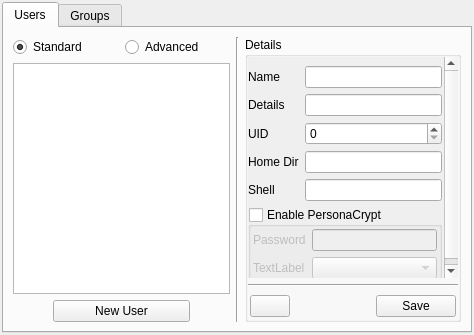
This is src-qt5/gui_client/pages/page_users.ui in trueos/sysadm-ui-qt as Qt 5 draws it before an edit. The edited form follows.
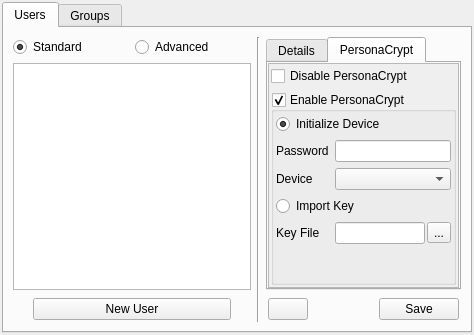
This is the edited form. The open tabs and pages were chosen to show the change. Icons and pictures are not drawn.

Commit message: A few tweaks to the sysadm client: 1) Do not "hide" messages unless the clear all option is clicked - just lower the priority as needed to stop notification. 2) Remove the "Connected" message - instead have it simple clear any associated "disconnect" message. 3) Adjust the visibility of a few items on the update manager page - ensure the proper notices are visible at the right times.

What changed in the file:
```diff
--- a/src-qt5/gui_client/pages/page_users.ui
+++ b/src-qt5/gui_client/pages/page_users.ui
@@ -39,37 +39,27 @@
       <attribute name="title">
        <string>Users</string>
       </attribute>
-      <layout class="QGridLayout" name="gridLayout_2" columnstretch="1,0,1">
-       <item row="1" column="0">
-        <widget class="QListWidget" name="listWidget">
+      <layout class="QGridLayout" name="gridLayout_2">
+       <item row="0" column="0">
+        <layout class="QHBoxLayout" name="horizontalLayout">
+         <item>
+          <widget class="QRadioButton" name="radio_standard">
          <property name="sizePolicy">
-          <sizepolicy hsizetype="Preferred" vsizetype="Expanding">
+            <sizepolicy hsizetype="Preferred" vsizetype="Fixed">
            <horstretch>0</horstretch>
            <verstretch>0</verstretch>
           </sizepolicy>
          </property>
-        </widget>
-       </item>
-       <item row="2" column="0">
-        <layout class="QHBoxLayout" name="horizontalLayout_3">
-         <item>
-          <spacer name="horizontalSpacer_2">
-           <property name="orientation">
-            <enum>Qt::Horizontal</enum>
+           <property name="text">
+            <string>Standard</string>
            </property>
-           <property name="sizeType">
-            <enum>QSizePolicy::Preferred</enum>
+           <property name="checked">
+            <bool>true</bool>
            </property>
-           <property name="sizeHint" stdset="0">
-            <size>
-             <width>40</width>
-             <height>20</height>
-            </size>
-           </property>
-          </spacer>
+          </widget>
          </item>
          <item>
-          <widget class="QPushButton" name="push_user_new">
+          <widget class="QRadioButton" name="radio_adv">
            <property name="sizePolicy">
             <sizepolicy hsizetype="Preferred" vsizetype="Fixed">
              <horstretch>0</horstretch>
@@ -77,7 +67,7 @@
             </sizepolicy>
            </property>
            <property name="text">
-            <string>New User</string>
+            <string>Advanced</string>
            </property>
            <property name="icon">
             <iconset resource="../../icons/icons.qrc">
@@ -85,36 +75,25 @@
            </property>
           </widget>
          </item>
-         <item>
-          <spacer name="horizontalSpacer_3">
-           <property name="orientation">
-            <enum>Qt::Horizontal</enum>
-           </property>
-           <property name="sizeType">
-            <enum>QSizePolicy::Preferred</enum>
-           </property>
-           <property name="sizeHint" stdset="0">
-            <size>
-             <width>40</width>
-             <height>20</height>
-            </size>
-           </property>
-          </spacer>
-         </item>
         </layout>
        </item>
-       <item row="0" column="2" rowspan="3">
-        <widget class="QGroupBox" name="groupBox">
-         <property name="sizePolicy">
-          <sizepolicy hsizetype="Expanding" vsizetype="Preferred">
-           <horstretch>0</horstretch>
-           <verstretch>0</verstretch>
-          </sizepolicy>
+       <item row="0" column="1" rowspan="3">
+        <widget class="Line" name="line">
+         <property name="orientation">
+          <enum>Qt::Vertical</enum>
          </property>
-         <property name="title">
+        </widget>
+       </item>
+       <item row="0" column="2" rowspan="2">
+        <widget class="QTabWidget" name="tabWidget_2">
+         <property name="currentIndex">
+          <number>0</number>
+         </property>
+         <widget class="QWidget" name="tab_user_details">
+          <attribute name="title">
           <string>Details</string>
-         </property>
-         <layout class="QVBoxLayout" name="verticalLayout">
+          </attribute>
+          <layout class="QVBoxLayout" name="verticalLayout_2">
           <property name="leftMargin">
            <number>0</number>
           </property>
@@ -140,29 +119,45 @@
               <rect>
                <x>0</x>
                <y>0</y>
-               <width>196</width>
-               <height>259</height>
+                <width>189</width>
+                <height>213</height>
               </rect>
              </property>
              <layout class="QFormLayout" name="formLayout_2">
+               <property name="labelAlignment">
+                <set>Qt::AlignRight|Qt::AlignTrailing|Qt::AlignVCenter</set>
+               </property>
               <property name="leftMargin">
-               <number>0</number>
+                <number>2</number>
+               </property>
+               <property name="topMargin">
+                <number>2</number>
               </property>
               <property name="rightMargin">
                <number>2</number>
               </property>
               <property name="bottomMargin">
-               <number>0</number>
+                <number>2</number>
               </property>
               <item row="0" column="0">
                <widget class="QLabel" name="label">
                 <property name="text">
-                 <string>Name</string>
+                  <string>User Name</string>
                 </property>
                </widget>
               </item>
               <item row="0" column="1">
-               <widget class="QLineEdit" name="lineEdit"/>
+                <widget class="QLineEdit" name="line_user_name"/>
+               </item>
+               <item row="1" column="0">
+                <widget class="QLabel" name="label_2">
+                 <property name="text">
+                  <string>Full Name</string>
+                 </property>
+                </widget>
+               </item>
+               <item row="1" column="1">
+                <widget class="QLineEdit" name="line_user_comment"/>
               </item>
               <item row="2" column="0">
                <widget class="QLabel" name="label_3">
@@ -171,28 +166,84 @@
                 </property>
                </widget>
               </item>
-              <item row="1" column="0">
-               <widget class="QLabel" name="label_2">
-                <property name="text">
-                 <string>Details</string>
-                </property>
-               </widget>
+               <item row="2" column="1">
+                <widget class="QSpinBox" name="spin_user_uid"/>
               </item>
               <item row="3" column="0">
                <widget class="QLabel" name="label_4">
                 <property name="text">
-                 <string>Home Dir</string>
+                  <string>Home Dir Path</string>
                 </property>
                </widget>
               </item>
               <item row="4" column="0">
                <widget class="QLabel" name="label_5">
                 <property name="text">
-                 <string>Shell</string>
+                  <string>Shell Path</string>
                 </property>
                </widget>
               </item>
-              <item row="5" column="0" colspan="2">
+               <item row="4" column="1">
+                <widget class="QLineEdit" name="line_user_shell"/>
+               </item>
+              </layout>
+             </widget>
+            </widget>
+           </item>
+          </layout>
+         </widget>
+         <widget class="QWidget" name="tab_4">
+          <attribute name="title">
+           <string>PersonaCrypt</string>
+          </attribute>
+          <layout class="QVBoxLayout" name="verticalLayout">
+           <property name="leftMargin">
+            <number>0</number>
+           </property>
+           <property name="topMargin">
+            <number>0</number>
+           </property>
+           <property name="rightMargin">
+            <number>0</number>
+           </property>
+           <property name="bottomMargin">
+            <number>0</number>
+           </property>
+           <item>
+            <widget class="QScrollArea" name="scrollArea_2">
+             <property name="widgetResizable">
+              <bool>true</bool>
+             </property>
+             <widget class="QWidget" name="scrollAreaWidgetContents_2">
+              <property name="geometry">
+               <rect>
+                <x>0</x>
+                <y>-20</y>
+                <width>182</width>
+                <height>217</height>
+               </rect>
+              </property>
+              <layout class="QVBoxLayout" name="verticalLayout_3">
+               <property name="leftMargin">
+                <number>2</number>
+               </property>
+               <property name="topMargin">
+                <number>2</number>
+               </property>
+               <property name="rightMargin">
+                <number>2</number>
+               </property>
+               <property name="bottomMargin">
+                <number>2</number>
+               </property>
+               <item>
+                <widget class="QCheckBox" name="checkBox">
+                 <property name="text">
+                  <string>Disable PersonaCrypt</string>
+                 </property>
+                </widget>
+               </item>
+               <item>
                <widget class="QGroupBox" name="group_user_initPC">
                 <property name="title">
                  <string>Enable PersonaCrypt</string>
@@ -201,7 +252,7 @@
                  <bool>true</bool>
                 </property>
                 <property name="checked">
-                 <bool>false</bool>
+                  <bool>true</bool>
                 </property>
                 <layout class="QFormLayout" name="formLayout">
                  <property name="leftMargin">
@@ -216,53 +267,142 @@
                  <property name="bottomMargin">
                   <number>2</number>
                  </property>
-                 <item row="0" column="0">
+                  <item row="1" column="0">
                   <widget class="QLabel" name="label_6">
                    <property name="text">
                     <string>Password</string>
                    </property>
                   </widget>
                  </item>
-                 <item row="0" column="1">
+                  <item row="1" column="1">
                   <widget class="QLineEdit" name="lineEdit_2"/>
                  </item>
-                 <item row="1" column="0">
+                  <item row="2" column="0">
                   <widget class="QLabel" name="label_7">
                    <property name="text">
-                    <string>TextLabel</string>
+                     <string>Device</string>
                    </property>
                   </widget>
                  </item>
-                 <item row="1" column="1">
+                  <item row="2" column="1">
                   <widget class="QComboBox" name="comboBox"/>
                  </item>
-                </layout>
+                  <item row="0" column="0" colspan="2">
+                   <widget class="QRadioButton" name="radioButton">
+                    <property name="text">
+                     <string>Initialize Device</string>
+                    </property>
+                    <property name="checked">
+                     <bool>true</bool>
+                    </property>
+                   </widget>
+                  </item>
+                  <item row="3" column="0" colspan="2">
+                   <widget class="QRadioButton" name="radioButton_2">
+                    <property name="text">
+                     <string>Import Key</string>
+                    </property>
+                   </widget>
+                  </item>
+                  <item row="4" column="0">
+                   <widget class="QLabel" name="label_8">
+                    <property name="text">
+                     <string>Key File</string>
+                    </property>
                </widget>
               </item>
               <item row="4" column="1">
-               <widget class="QLineEdit" name="lineEdit_3"/>
-              </item>
-              <item row="3" column="1">
-               <widget class="QLineEdit" name="lineEdit_4"/>
-              </item>
-              <item row="2" column="1">
-               <widget class="QSpinBox" name="spinBox"/>
-              </item>
-              <item row="1" column="1">
-               <widget class="QLineEdit" name="lineEdit_5"/>
+                   <layout class="QHBoxLayout" name="horizontalLayout_4">
+                    <property name="spacing">
+                     <number>2</number>
+                    </property>
+                    <item>
+                     <widget class="QLineEdit" name="lineEdit"/>
+                    </item>
+                    <item>
+                     <widget class="QToolButton" name="tool_find_PCkeyfile">
+                      <property name="text">
+                       <string>...</string>
+                      </property>
+                     </widget>
+                    </item>
+                   </layout>
+                  </item>
+                 </layout>
+                </widget>
               </item>
              </layout>
             </widget>
            </widget>
           </item>
+          </layout>
+         </widget>
+        </widget>
+       </item>
+       <item row="1" column="0">
+        <widget class="QListWidget" name="listWidget">
+         <property name="sizePolicy">
+          <sizepolicy hsizetype="Preferred" vsizetype="Expanding">
+           <horstretch>0</horstretch>
+           <verstretch>0</verstretch>
+          </sizepolicy>
+         </property>
+        </widget>
+       </item>
+       <item row="2" column="0">
+        <layout class="QHBoxLayout" name="horizontalLayout_3">
           <item>
-           <widget class="Line" name="line_2">
+          <spacer name="horizontalSpacer_2">
             <property name="orientation">
              <enum>Qt::Horizontal</enum>
             </property>
+           <property name="sizeType">
+            <enum>QSizePolicy::Preferred</enum>
+           </property>
+           <property name="sizeHint" stdset="0">
+            <size>
+             <width>20</width>
+             <height>20</height>
+            </size>
+           </property>
+          </spacer>
+         </item>
+         <item>
+          <widget class="QPushButton" name="push_user_new">
+           <property name="sizePolicy">
+            <sizepolicy hsizetype="Preferred" vsizetype="Fixed">
+             <horstretch>0</horstretch>
+             <verstretch>0</verstretch>
+            </sizepolicy>
+           </property>
+           <property name="text">
+            <string>New User</string>
+           </property>
+           <property name="icon">
+            <iconset resource="../../icons/icons.qrc">
+             <normaloff>:/icons/black/plus.svg</normaloff>:/icons/black/plus.svg</iconset>
+           </property>
            </widget>
           </item>
           <item>
+          <spacer name="horizontalSpacer_3">
+           <property name="orientation">
+            <enum>Qt::Horizontal</enum>
+           </property>
+           <property name="sizeType">
+            <enum>QSizePolicy::Preferred</enum>
+           </property>
+           <property name="sizeHint" stdset="0">
+            <size>
+             <width>20</width>
+             <height>20</height>
+            </size>
+           </property>
+          </spacer>
+         </item>
+        </layout>
+       </item>
+       <item row="2" column="2">
            <layout class="QHBoxLayout" name="horizontalLayout_2">
             <property name="leftMargin">
              <number>2</number>
@@ -312,49 +452,6 @@
              </widget>
             </item>
            </layout>
-          </item>
-         </layout>
-        </widget>
-       </item>
-       <item row="0" column="0">
-        <layout class="QHBoxLayout" name="horizontalLayout">
-         <item>
-          <widget class="QRadioButton" name="radio_standard">
-           <property name="sizePolicy">
-            <sizepolicy hsizetype="Preferred" vsizetype="Fixed">
-             <horstretch>0</horstretch>
-             <verstretch>0</verstretch>
-            </sizepolicy>
-           </property>
-           <property name="text">
-            <string>Standard</string>
-           </property>
-           <property name="checked">
-            <bool>true</bool>
-           </property>
-          </widget>
-         </item>
-         <item>
-          <widget class="QRadioButton" name="radio_adv">
-           <property name="sizePolicy">
-            <sizepolicy hsizetype="Preferred" vsizetype="Fixed">
-             <horstretch>0</horstretch>
-             <verstretch>0</verstretch>
-            </sizepolicy>
-           </property>
-           <property name="text">
-            <string>Advanced</string>
-           </property>
-          </widget>
-         </item>
-        </layout>
-       </item>
-       <item row="0" column="1" rowspan="3">
-        <widget class="Line" name="line">
-         <property name="orientation">
-          <enum>Qt::Vertical</enum>
-         </property>
-        </widget>
        </item>
       </layout>
      </widget>
```
Left out of the diff: 7 changed lines with no effect on the pictures. Lines whose indentation alone changed are shown as unchanged. The commit also changes 4 other files.
